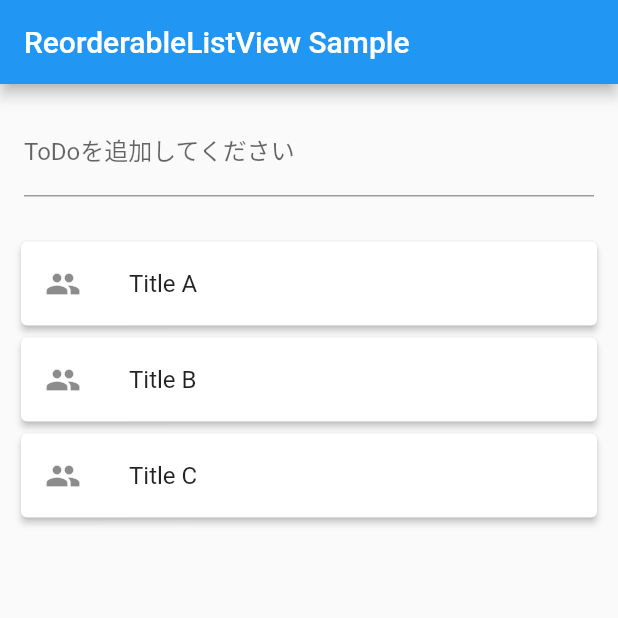
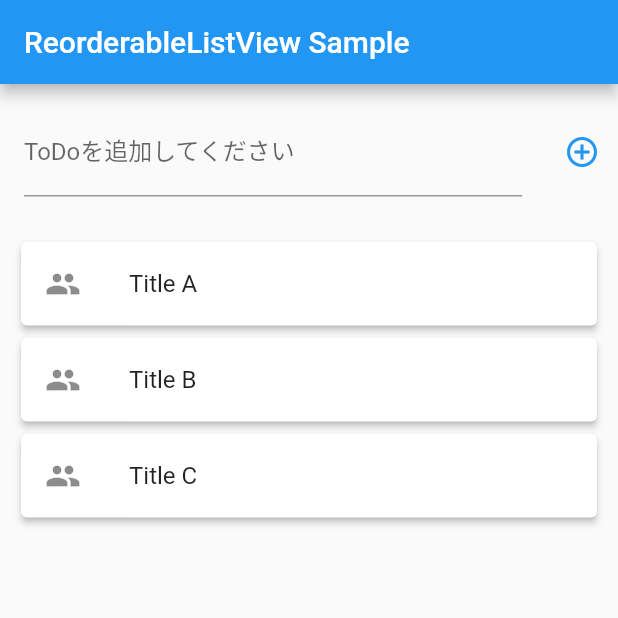
Before and after one commit to kazumaz/todo_app, a Flutter app: the screen it shows after launch, on a phone screen of 412 x 824 dp, the top half of it. Run offline on Flutter 3.47's test engine with Material 2 defaults, Android fonts, the phone set to English and light mode, and no system bars.

Commit message:
入力欄から、ToDoリストに追加できるように修正

```diff
--- a/lib/main.dart
+++ b/lib/main.dart
@@ -52,10 +52,12 @@ class _MyHomePageState extends State<MyHomePage> {
         body: Container(
             child: Column(
           children: <Widget>[
-              Padding(
+            Row(
+              children: <Widget>[
+                Expanded(
+                  child: Padding(
                     padding: const EdgeInsets.all(16.0),
-              child:
-              TextField(
+                    child: TextField(
                       decoration: InputDecoration(
                         labelText: "ToDoを追加してください",
                         // hintText: "ToDoを追加してください"
@@ -64,7 +66,20 @@ class _MyHomePageState extends State<MyHomePage> {
                       maxLines: null,
                       controller: myTextController,
                     ),
-            ) ,
+                  ),
+                ),
+                IconButton(
+                  icon: Icon(Icons.add_circle_outline),
+                  color: Theme.of(context).primaryColor,
+                  onPressed: () {
+                    modelList
+                        .add(Model(title: myTextController.text, key: "99"));
+                    setState(() {});
+                    myTextController.clear();
+                  },
+                ),
+              ],
+            ),
             // Expanded or Flexivle を付与しないとエラーにな  る。
             // [https://github.com/flutter/flutter/issues/17036]
 
@@ -82,8 +97,7 @@ class _MyHomePageState extends State<MyHomePage> {
                   modelList.insert(newIndex, model);
                 });
               },
-              children:
-              modelList.map(
+              children: modelList.map(
                 (Model model) {
                   return Card(
                     elevation: 2.0,
@@ -105,8 +119,5 @@ class Model {
   final String title;
   final String key;
 
-  Model({
-    @required this.title,
-    @required this.key
-  });
+  Model({@required this.title, @required this.key});
 }
```
Lines whose indentation alone changed are shown as unchanged.
